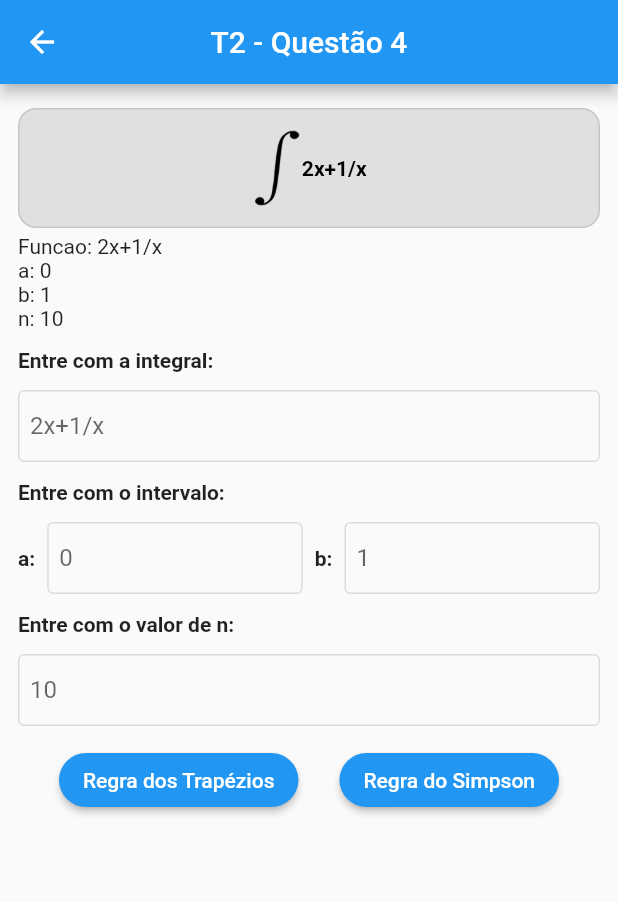
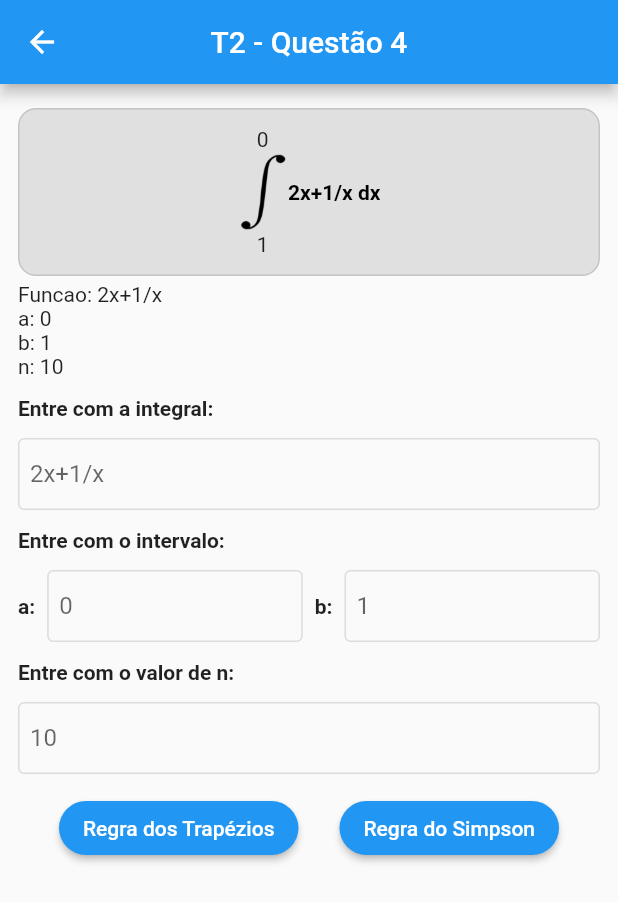
Before and after one commit to RaphaelRat/calculo-numerico, a Flutter app: the Trabalho2 screen opened by its route, on a phone screen of 412 x 824 dp. Shown: the top 902 px of the screen. Run offline on Flutter 3.47's test engine with Material 2 defaults, Android fonts, the phone set to English and light mode, and no system bars; our stand-ins replace get.

Commit message:
add bounds fields on integral card

```diff
--- a/lib/pages/trabalho_2/trabalho_2.dart
+++ b/lib/pages/trabalho_2/trabalho_2.dart
@@ -27,7 +27,7 @@ class Trabalho2 extends GetView<Trabalho2Controller> {
                     () => Container(
                       margin: const EdgeInsets.symmetric(vertical: 4),
                       width: double.infinity,
-                      height: 80,
+                      height: 112,
                       padding: const EdgeInsets.symmetric(horizontal: 20, vertical: 12),
                       decoration: BoxDecoration(
                         borderRadius: BorderRadius.circular(12),
@@ -48,9 +48,15 @@ class Trabalho2 extends GetView<Trabalho2Controller> {
                               crossAxisAlignment: CrossAxisAlignment.center,
                               mainAxisAlignment: MainAxisAlignment.center,
                               children: [
-                                Image.asset('assets/integral.png'),
+                                Column(
+                                  children: [
+                                    Text(controller.a.value),
+                                    SizedBox(height: 54, child: Image.asset('assets/integral.png')),
+                                    Text(controller.b.value),
+                                  ],
+                                ),
                                 Text(
-                                  controller.integral.value,
+                                  '${controller.funcao.value} dx',
                                   style: const TextStyle(
                                     color: Colors.black,
                                     fontWeight: FontWeight.bold,
```
